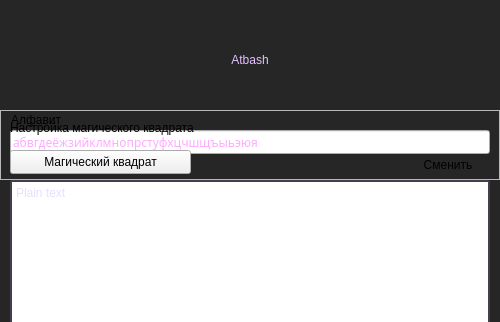
The window that mainwindow.ui (ariewhite/crypto-gui) describes before a commit, drawn with Qt 5; both pictures show x 0 to 500 and y 0 to 322 of the 500 by 550 pixel window.
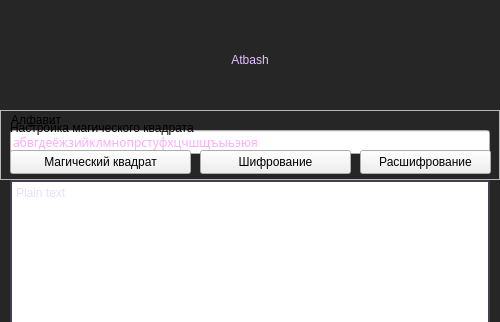
The same window after the commit.

The edit to the form file:
```diff
--- a/mainwindow.ui
+++ b/mainwindow.ui
@@ -278,6 +278,32 @@
       <string>Настройка магического квадрата</string>
      </property>
     </widget>
+    <widget class="QPushButton" name="mcrypt_btn">
+     <property name="geometry">
+      <rect>
+       <x>200</x>
+       <y>40</y>
+       <width>151</width>
+       <height>24</height>
+      </rect>
+     </property>
+     <property name="text">
+      <string>Шифрование</string>
+     </property>
+    </widget>
+    <widget class="QPushButton" name="pushButton">
+     <property name="geometry">
+      <rect>
+       <x>360</x>
+       <y>40</y>
+       <width>131</width>
+       <height>24</height>
+      </rect>
+     </property>
+     <property name="text">
+      <string>Расшифрование</string>
+     </property>
+    </widget>
    </widget>
   </widget>
  </widget>
```
